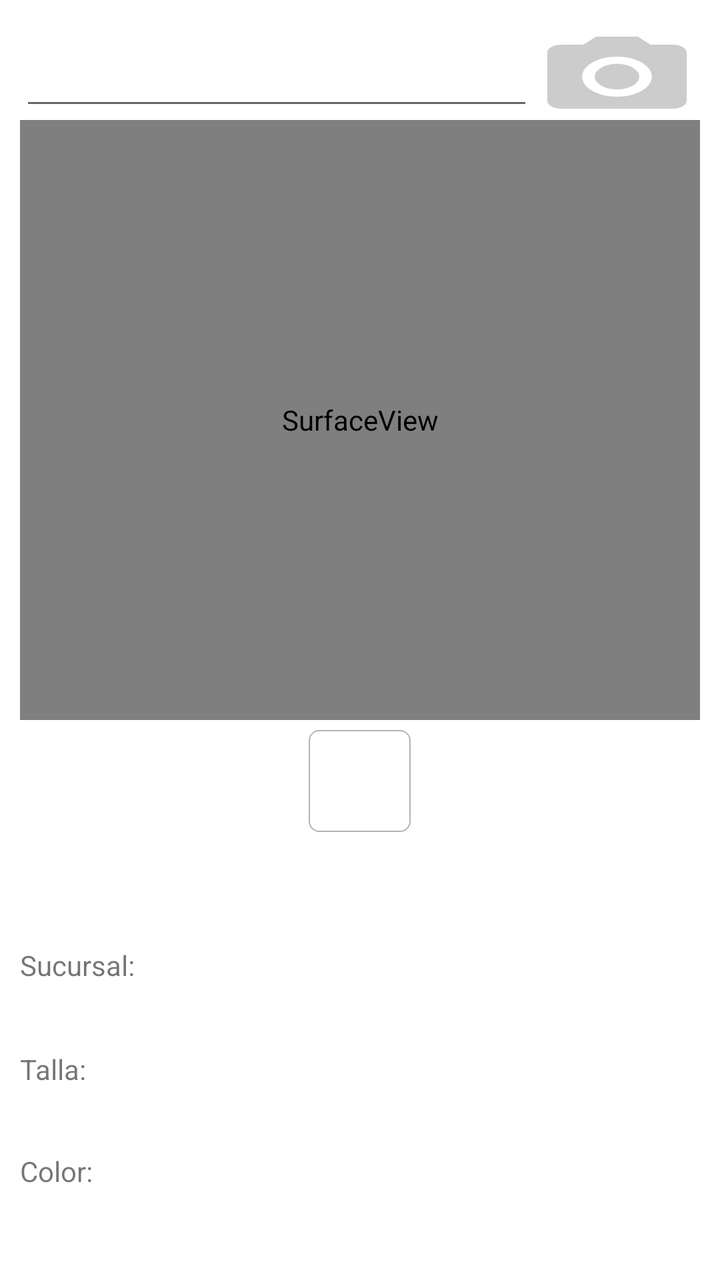
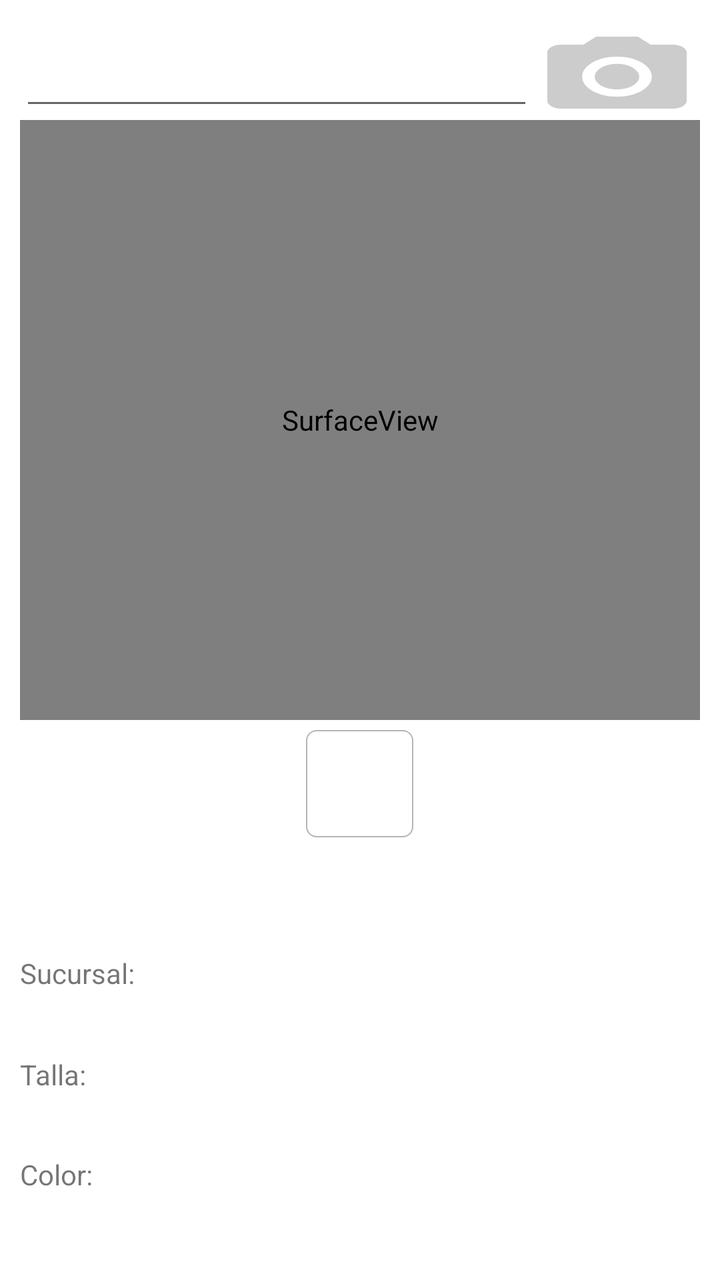

Compare the two renders of this Android layout. The source of the first and the diff that turns it into the second are given below.
<!-- AndroidManifest.xml: application theme Theme.AppServicesCE -->
<!-- res/layout/activity_principal_portrait.xml -->
<?xml version="1.0" encoding="utf-8"?>
<androidx.constraintlayout.widget.ConstraintLayout xmlns:android="http://schemas.android.com/apk/res/android"
    xmlns:app="http://schemas.android.com/apk/res-auto"
    xmlns:tools="http://schemas.android.com/tools"
    android:id="@+id/main"
    android:layout_width="match_parent"
    android:layout_height="match_parent"
    android:screenOrientation="portrait"
    android:fontFamily="sans-serif-light"
    tools:context=".PrincipalActivity">

    

    <LinearLayout
        android:orientation="vertical"
        android:layout_width="match_parent"
        android:layout_height="match_parent">

        <LinearLayout
            android:orientation="vertical"
            android:layout_width="match_parent"
            android:layout_height="0dp"
            android:layout_weight="1">

            <LinearLayout
                android:id="@+id/linear_Layout_Principal"
                android:orientation="vertical"
                android:layout_width="match_parent"
                android:layout_height="0dp"
                android:layout_weight="1"
                android:weightSum="1"
                android:gravity="center">

                <LinearLayout
                    android:id="@+id/linear_Layout_Details"
                    android:layout_width="match_parent"
                    android:layout_height="wrap_content"
                    android:layout_marginTop="10dp"
                    android:layout_marginBottom="10dp"
                    android:layout_marginLeft="10dp"
                    android:layout_marginRight="10dp"
                    android:layout_marginStart="10dp"
                    android:layout_marginEnd="10dp"
                    android:layout_gravity="center"
                    android:orientation="vertical"
                    android:layout_weight="0.5"
                    android:weightSum="1">

                    <LinearLayout
                        android:layout_width="match_parent"
                        android:layout_height="wrap_content"
                        android:orientation="horizontal"
                        android:weightSum="1">
                        <EditText
                            android:id="@+id/editTextCode"
                            android:layout_width="fill_parent"
                            android:layout_height="50dp"
                            android:ems="10"
                            android:inputType="text"
                            android:text=""
                            android:layout_weight="0.95"/>
                        <Button
                            android:id="@+id/buttonCamera"
                            android:layout_width="wrap_content"
                            android:layout_height="wrap_content"
                            android:layout_weight="0.05"
                            android:textColor="#CCCCCC"
                            android:shadowColor="#CCCCCC"
                            android:backgroundTint="#CCCCCC"
                            android:backgroundTintMode="@color/white"
                            android:background="@drawable/ic_menu_camera"
                            app:srcCompat="@drawable/ic_menu_camera"
                            app:backgroundTint="#CCCCCC"/>
                    </LinearLayout>

                    <SurfaceView
                        android:id="@+id/surface_view"
                        android:layout_width="match_parent"
                        android:layout_height="300dp"
                        app:layout_constraintTop_toTopOf="parent"
                        app:layout_constraintLeft_toLeftOf="parent"
                        app:layout_constraintRight_toRightOf="parent"
                        />

                    <ImageView
                        android:id="@+id/imageViewPicture"
                        android:layout_width="wrap_content"
                        android:layout_height="0dp"
                        android:layout_weight="0.7"
                        android:maxWidth="300dp"
                        android:maxHeight="300dp"
                        android:layout_marginRight="0dp"
                        android:layout_marginLeft="0dp"
                        android:layout_marginTop="5dp"
                        android:layout_marginBottom="15dp"
                        android:layout_gravity="center"
                        android:cropToPadding="true"
                        android:adjustViewBounds="true"
                        android:scaleType="fitCenter"
                        android:background="@drawable/border_image"
                        app:srcCompat="@drawable/ic_menu_camera" />


                    <LinearLayout

                        android:layout_width="match_parent"
                        android:layout_height="0dp"
                        android:layout_weight="0.4"
                        android:layout_gravity="center"
                        android:orientation="horizontal"
                        android:weightSum="1">
                        <TextView
                            android:id="@+id/textViewDetails1"
                            android:layout_width="wrap_content"
                            android:layout_height="wrap_content"
                            android:layout_weight="0.5"
                            android:autoLink="web"/>
                        <TextView
                            android:id="@+id/textViewDetails2"
                            android:layout_width="wrap_content"
                            android:layout_height="wrap_content"
                            android:layout_weight="0.5"/>

                    </LinearLayout>


                </LinearLayout>
                <LinearLayout
                    android:id="@+id/linear_Layout_Available"
                    android:orientation="vertical"
                    android:layout_width="match_parent"
                    android:layout_height="wrap_content"
                    android:layout_marginTop="10dp"
                    android:layout_marginBottom="10dp"
                    android:layout_marginLeft="10dp"
                    android:layout_marginRight="10dp"
                    android:layout_marginStart="10dp"
                    android:layout_marginEnd="10dp"
                    android:layout_gravity="center"
                    android:layout_weight="0.5"
                    android:weightSum="1">

                    <TextView
                        android:id="@+id/textViewSucursal"
                        android:layout_width="wrap_content"
                        android:layout_height="wrap_content"
                        android:layout_weight="0.01"
                        android:text="Sucursal:" />

                    <LinearLayout
                        android:id="@+id/linear_Layout_Buttons_Sucursal"
                        android:layout_width="fill_parent"
                        android:layout_height="wrap_content"
                        android:gravity="left|center_vertical"
                        android:layout_weight="0.3"
                        android:weightSum="1"
                        android:orientation="vertical"
                        >
                        
                        

                        <LinearLayout
                            android:id="@+id/linear_Layout_Buttons_Sucursal_1"
                            android:layout_width="fill_parent"
                            android:layout_height="wrap_content"
                            android:gravity="left|center_vertical"
                            android:layout_marginTop="5dp"
                            android:layout_marginBottom="5dp"
                            android:weightSum="1"
                            ></LinearLayout>
                        <LinearLayout
                            android:id="@+id/linear_Layout_Buttons_Sucursal_2"
                            android:layout_width="fill_parent"
                            android:layout_height="wrap_content"
                            android:gravity="left|center_vertical"
                            android:layout_marginTop="5dp"
                            android:layout_marginBottom="5dp"
                            android:weightSum="1"
                            ></LinearLayout>
                        <LinearLayout
                            android:id="@+id/linear_Layout_Buttons_Sucursal_3"
                            android:layout_width="fill_parent"
                            android:layout_height="wrap_content"
                            android:gravity="left|center_vertical"
                            android:layout_marginTop="5dp"
                            android:layout_marginBottom="5dp"
                            android:weightSum="1"
                            ></LinearLayout>
                    </LinearLayout>


                    <TextView
                        android:id="@+id/textViewTalla"
                        android:layout_width="wrap_content"
                        android:layout_height="wrap_content"
                        android:layout_weight="0.01"
                        android:text="Talla:" />

                    <LinearLayout
                        android:id="@+id/linear_Layout_Buttons_Talla"
                        android:layout_width="fill_parent"
                        android:layout_height="wrap_content"
                        android:gravity="left|center_vertical"
                        android:layout_weight="0.2"
                        android:weightSum="1"
                        android:orientation="vertical"
                        >
                        
                        <LinearLayout
                            android:id="@+id/linear_Layout_Buttons_Talla_1"
                            android:layout_width="fill_parent"
                            android:layout_height="wrap_content"
                            android:gravity="left|center_vertical"
                            android:layout_marginTop="5dp"
                            android:layout_marginBottom="5dp"
                            android:weightSum="1"
                            ></LinearLayout>
                        <LinearLayout
                            android:id="@+id/linear_Layout_Buttons_Talla_2"
                            android:layout_width="fill_parent"
                            android:layout_height="wrap_content"
                            android:gravity="left|center_vertical"
                            android:layout_marginTop="5dp"
                            android:layout_marginBottom="5dp"
                            android:weightSum="1"
                            ></LinearLayout>
                        <LinearLayout
                            android:id="@+id/linear_Layout_Buttons_Talla_3"
                            android:layout_width="fill_parent"
                            android:layout_height="wrap_content"
                            android:gravity="left|center_vertical"
                            android:layout_marginTop="5dp"
                            android:layout_marginBottom="5dp"
                            android:weightSum="1"
                            ></LinearLayout>
                    </LinearLayout>

                    <TextView
                        android:id="@+id/textViewColor"
                        android:layout_width="wrap_content"
                        android:layout_height="wrap_content"
                        android:layout_weight="0.01"
                        android:text="Color:" />

                    <LinearLayout
                        android:id="@+id/linear_Layout_Buttons_Color"
                        android:layout_width="fill_parent"
                        android:layout_height="wrap_content"
                        android:gravity="left|center_vertical"
                        android:layout_weight="0.4"
                        android:weightSum="1"
                        android:orientation="vertical"
                        >

                        <LinearLayout
                            android:id="@+id/linear_Layout_Buttons_Color_1"
                            android:layout_width="fill_parent"
                            android:layout_height="wrap_content"
                            android:gravity="left|center_vertical"
                            android:layout_marginTop="5dp"
                            android:layout_marginBottom="5dp"
                            android:weightSum="1"
                            ></LinearLayout>
                        <LinearLayout
                            android:id="@+id/linear_Layout_Buttons_Color_2"
                            android:layout_width="fill_parent"
                            android:layout_height="wrap_content"
                            android:gravity="left|center_vertical"
                            android:layout_marginTop="5dp"
                            android:layout_marginBottom="5dp"
                            android:weightSum="1"
                            ></LinearLayout>
                        <LinearLayout
                            android:id="@+id/linear_Layout_Buttons_Color_3"
                            android:layout_width="fill_parent"
                            android:layout_height="wrap_content"
                            android:gravity="left|center_vertical"
                            android:layout_marginTop="5dp"
                            android:layout_marginBottom="5dp"
                            android:weightSum="1"
                            ></LinearLayout>

                    </LinearLayout>

                    


                </LinearLayout>


            </LinearLayout>

        </LinearLayout>
    </LinearLayout>
</androidx.constraintlayout.widget.ConstraintLayout>
<!-- resources referenced by this layout -->
<resources>
  <color name="white">#FFFFFFFF</color>
  <!-- drawable border_image (drawable) -->
  <?xml version="1.0" encoding="utf-8"?>
  <shape xmlns:android="http://schemas.android.com/apk/res/android"
      android:shape="rectangle">
  
      <size
          android:width="300dp"
          android:height="300dp"
          />
  
      <gradient
          android:angle="270"
          android:endColor="#ffffff"
          android:startColor="#ffffff" />
  
      <corners android:radius="5dp" />
  
      <stroke
          android:width="0.7dp"
          android:color="#b4b4b4" />
  
      <padding
          android:bottom="10dp"
          android:left="10dp"
          android:right="10dp"
          android:top="10dp" />
  </shape>
  <!-- drawable ic_menu_camera (drawable) -->
  <vector xmlns:android="http://schemas.android.com/apk/res/android"
      android:width="24dp"
      android:height="24dp"
      android:viewportWidth="24.0"
      android:viewportHeight="24.0">
      <path
          android:fillColor="#FFF"
          android:pathData="M12,12m-3.2,0a3.2,3.2 0,1 1,6.4 0a3.2,3.2 0,1 1,-6.4 0" />
      <path
          android:fillColor="#FFF"
          android:pathData="M9,2L7.17,4H4c-1.1,0 -2,0.9 -2,2v12c0,1.1 0.9,2 2,2h16c1.1,0 2,-0.9 2,-2V6c0,-1.1 -0.9,-2 -2,-2h-3.17L15,2H9zm3,15c-2.76,0 -5,-2.24 -5,-5s2.24,-5 5,-5 5,2.24 5,5 -2.24,5 -5,5z" />
  </vector>
  <style name="Theme.AppServicesCE" parent="Theme.MaterialComponents.DayNight.DarkActionBar">
          
          <item name="colorPrimary">@color/purple_500</item>
          <item name="colorPrimaryVariant">@color/purple_700</item>
          <item name="colorOnPrimary">@color/white</item>
          
          <item name="colorSecondary">@color/teal_200</item>
          <item name="colorSecondaryVariant">@color/teal_700</item>
          <item name="colorOnSecondary">@color/black</item>
          
          <item name="android:statusBarColor">?attr/colorPrimaryVariant</item>
          
      </style>
  <color name="purple_500">#FF6200EE</color>
  <color name="purple_700">#FF3700B3</color>
  <color name="teal_200">#FF03DAC5</color>
  <color name="teal_700">#FF018786</color>
  <color name="black">#FF000000</color>
</resources>

<!-- the commit's change to res/layout/activity_principal_portrait.xml (unified diff, before → after) -->
@@ -43,7 +43,7 @@
                     android:layout_marginEnd="10dp"
                     android:layout_gravity="center"
                     android:orientation="vertical"
-                    android:layout_weight="0.5"
+                    android:layout_weight="0.7"
                     android:weightSum="1">
 
                     <LinearLayout
@@ -102,7 +102,7 @@
 
 
                     <LinearLayout
-
+                        android:id="@+id/textViewDetails"
                         android:layout_width="match_parent"
                         android:layout_height="0dp"
                         android:layout_weight="0.4"
@@ -137,7 +137,7 @@
                     android:layout_marginStart="10dp"
                     android:layout_marginEnd="10dp"
                     android:layout_gravity="center"
-                    android:layout_weight="0.5"
+                    android:layout_weight="0.3"
                     android:weightSum="1">
 
                     <TextView
